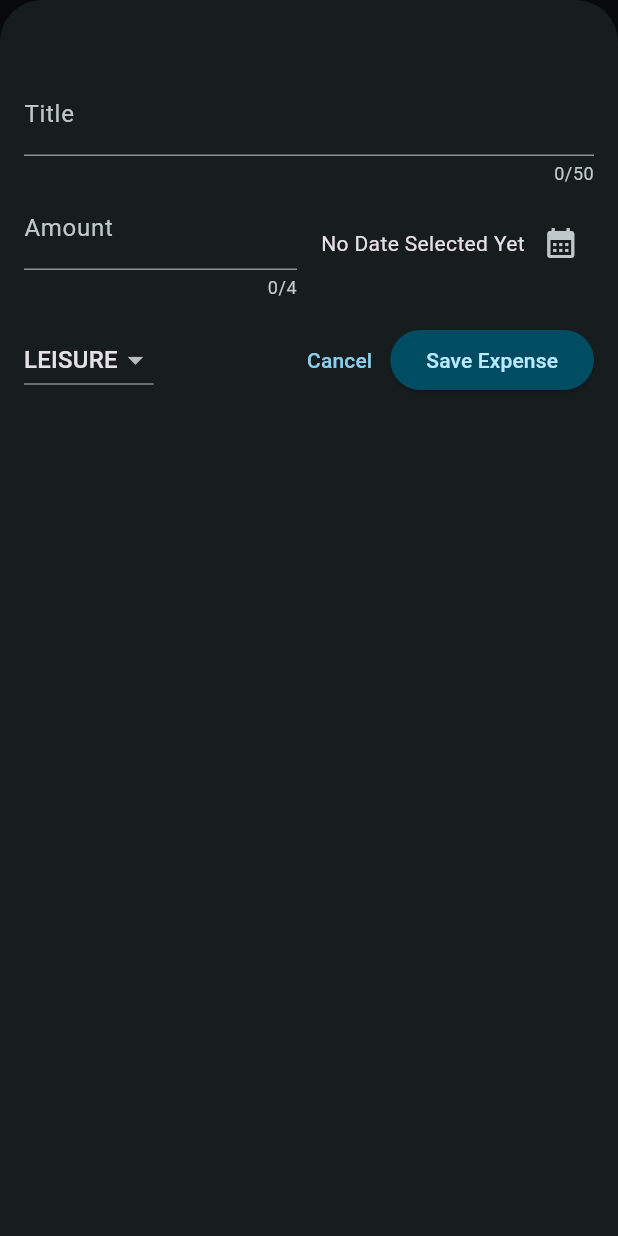
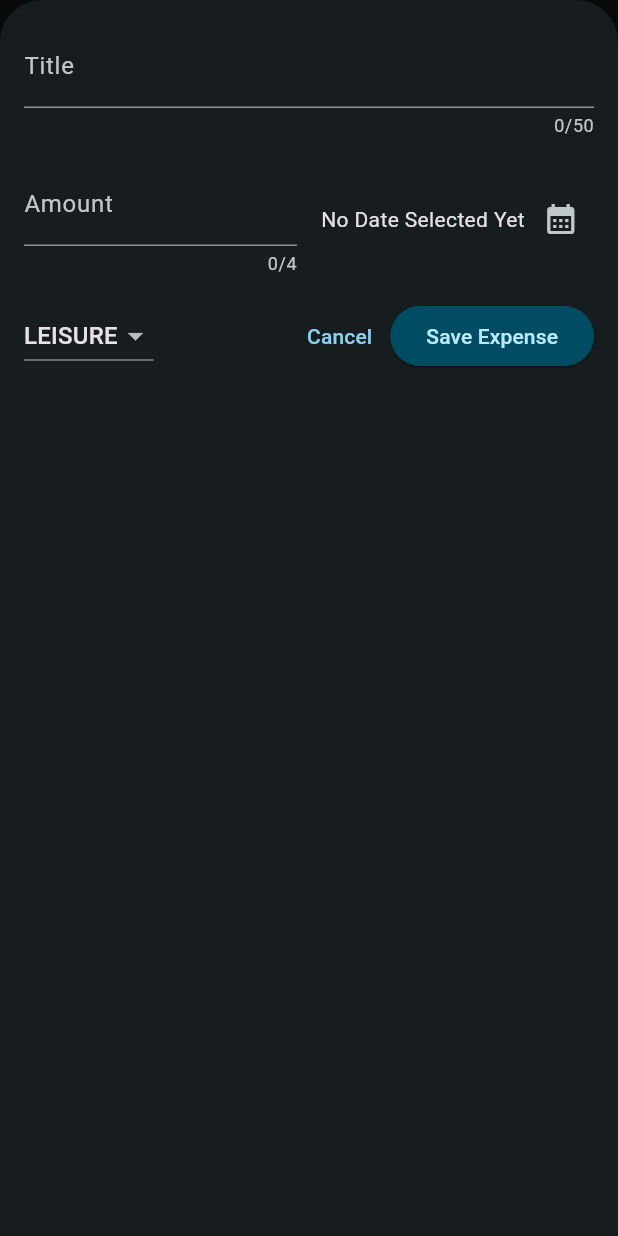
Before and after one commit to seifessam60/expense_tracker, a Flutter app: the screen it shows after launch, after a tap on the "add" icon, on a phone screen of 412 x 824 dp. Run offline on Flutter 3.47's test engine with Material 3 defaults, Android fonts, the phone set to English and light mode, and no system bars.

Commit message:
Responsive & Adaptive User Interfaces

```diff
--- a/lib/main.dart
+++ b/lib/main.dart
@@ -1,5 +1,6 @@
 import 'package:expense_tracker/widgets/expenses.dart';
 import 'package:flutter/material.dart';
+import 'package:flutter/services.dart';
 
 var kColorScheme = ColorScheme.fromSeed(
   seedColor: Color.fromARGB(255, 96, 59, 181),
@@ -11,6 +12,10 @@ var kDarkColorScheme = ColorScheme.fromSeed(
 );
 
 void main() {
+  // WidgetsFlutterBinding.ensureInitialized();
+  // SystemChrome.setPreferredOrientations([DeviceOrientation.portraitUp]).then((
+  //   fn,
+  // ) {
     runApp(
       MaterialApp(
         home: Expenses(),
@@ -54,4 +59,5 @@ void main() {
         themeMode: ThemeMode.dark,
       ),
     );
+  // });
 }
--- a/lib/widgets/expenses.dart
+++ b/lib/widgets/expenses.dart
@@ -29,6 +29,7 @@ class _ExpensesState extends State<Expenses> {
 
   void _openAddExpenseOverlay() {
     showModalBottomSheet(
+      useSafeArea: true,
       context: context,
       isScrollControlled: true,
       builder: (ctx) => NewExpense(onAddExpense: _addExpense),
@@ -65,6 +66,7 @@ class _ExpensesState extends State<Expenses> {
 
   @override
   Widget build(BuildContext context) {
+    final width = MediaQuery.of(context).size.width;
     Widget mainContent = Center(
       child: Text('No expenses found, start adding some'),
     );
@@ -82,12 +84,20 @@ class _ExpensesState extends State<Expenses> {
           IconButton(onPressed: _openAddExpenseOverlay, icon: Icon(Icons.add)),
         ],
       ),
-      body: Column(
-        children: [
-          Chart(expenses: _registeredExpenses),
-          Expanded(child: mainContent),
-        ],
-      ),
+      body:
+          width < 600
+              ? Column(
+                children: [
+                  Chart(expenses: _registeredExpenses),
+                  Expanded(child: mainContent),
+                ],
+              )
+              : Row(
+                children: [
+                  Expanded(child: Chart(expenses: _registeredExpenses)),
+                  Expanded(child: mainContent),
+                ],
+              ),
     );
   }
 }
--- a/lib/widgets/new_expense.dart
+++ b/lib/widgets/new_expense.dart
@@ -1,4 +1,7 @@
+import 'dart:io';
+
 import 'package:expense_tracker/models/expense.dart';
+import 'package:flutter/cupertino.dart';
 import 'package:flutter/material.dart';
 
 class NewExpense extends StatefulWidget {
@@ -72,15 +75,95 @@ class _NewExpenseState extends State<NewExpense> {
 
   @override
   Widget build(BuildContext context) {
-    return Padding(
-      padding: EdgeInsets.fromLTRB(16, 48, 16, 16),
+    final keyboardSpace = MediaQuery.of(context).viewInsets.bottom;
+    return LayoutBuilder(
+      builder: (ctx, constraints) {
+        final width = constraints.maxWidth;
+
+        return SizedBox(
+          height: double.infinity,
+          child: SingleChildScrollView(
+            child: Padding(
+              padding: EdgeInsets.fromLTRB(16, 16, 16, keyboardSpace + 16),
               child: Column(
                 children: [
+                  if (width >= 600)
+                    Row(
+                      crossAxisAlignment: CrossAxisAlignment.start,
+                      children: [
+                        Expanded(
+                          child: TextField(
+                            controller: _titleController,
+                            maxLength: 50,
+                            decoration: InputDecoration(labelText: 'Title'),
+                          ),
+                        ),
+                        SizedBox(width: 24),
+                        Expanded(
+                          child: TextField(
+                            controller: _amountController,
+                            maxLength: 4,
+                            keyboardType: TextInputType.number,
+                            decoration: InputDecoration(
+                              labelText: 'Amount',
+                              prefixText: '\$ ',
+                            ),
+                          ),
+                        ),
+                      ],
+                    )
+                  else
                     TextField(
                       controller: _titleController,
                       maxLength: 50,
                       decoration: InputDecoration(labelText: 'Title'),
                     ),
+                  SizedBox(height: 16),
+                  if (width >= 600)
+                    Row(
+                      children: [
+                        DropdownButton(
+                          value: _selectedCategory,
+                          items:
+                              Category.values
+                                  .map(
+                                    (cat) => DropdownMenuItem(
+                                      value: cat,
+                                      child: Text(cat.name.toUpperCase()),
+                                    ),
+                                  )
+                                  .toList(),
+                          onChanged: (value) {
+                            if (value == null) {
+                              return;
+                            }
+                            setState(() {
+                              _selectedCategory = value;
+                            });
+                          },
+                        ),
+                        SizedBox(width: 16),
+                        Expanded(
+                          child: Row(
+                            mainAxisAlignment: MainAxisAlignment.end,
+                            crossAxisAlignment: CrossAxisAlignment.center,
+                            children: [
+                              Text(
+                                _selectedDate == null
+                                    ? 'No Date Selected Yet'
+                                    : formatter.format(_selectedDate!),
+                              ),
+                              IconButton(
+                                onPressed: _presentDatePicker,
+                                icon: Icon(Icons.calendar_month),
+                              ),
+                            ],
+                          ),
+                        ),
+                        SizedBox(height: 16),
+                      ],
+                    )
+                  else
                     Row(
                       children: [
                         Expanded(
@@ -115,6 +198,25 @@ class _NewExpenseState extends State<NewExpense> {
                       ],
                     ),
                   SizedBox(height: 16),
+
+                  if (width >= 600)
+                    Row(
+                      children: [
+                        Spacer(),
+                        TextButton(
+                          onPressed: () {
+                            Navigator.pop(context);
+                          },
+                          child: Text('Cancel'),
+                        ),
+                        ElevatedButton(
+                          onPressed: _submitExpenseData,
+                          child: Text('Save Expense'),
+                        ),
+                        SizedBox(height: 16),
+                      ],
+                    )
+                  else
                     Row(
                       children: [
                         DropdownButton(
@@ -152,6 +254,10 @@ class _NewExpenseState extends State<NewExpense> {
                     ),
                 ],
               ),
+            ),
+          ),
+        );
+      },
     );
   }
 }
```
Lines whose indentation alone changed are shown as unchanged.
